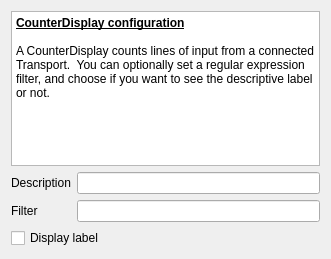
The window that CounterDisplayConfigWidget.ui (matthewg42/Gnostic) describes before a commit, drawn with Qt 5.
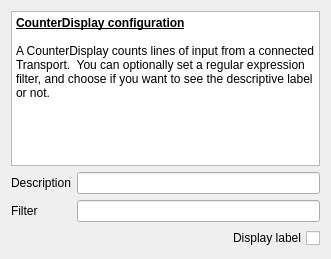
The same window after the commit.

What changed in the file:
```diff
--- a/CounterDisplayConfigWidget.ui
+++ b/CounterDisplayConfigWidget.ui
@@ -51,6 +51,9 @@
      </item>
      <item row="2" column="0" colspan="2">
       <widget class="QCheckBox" name="displayLabelCheck">
+       <property name="layoutDirection">
+        <enum>Qt::RightToLeft</enum>
+       </property>
        <property name="text">
         <string>Display label</string>
        </property>
```
